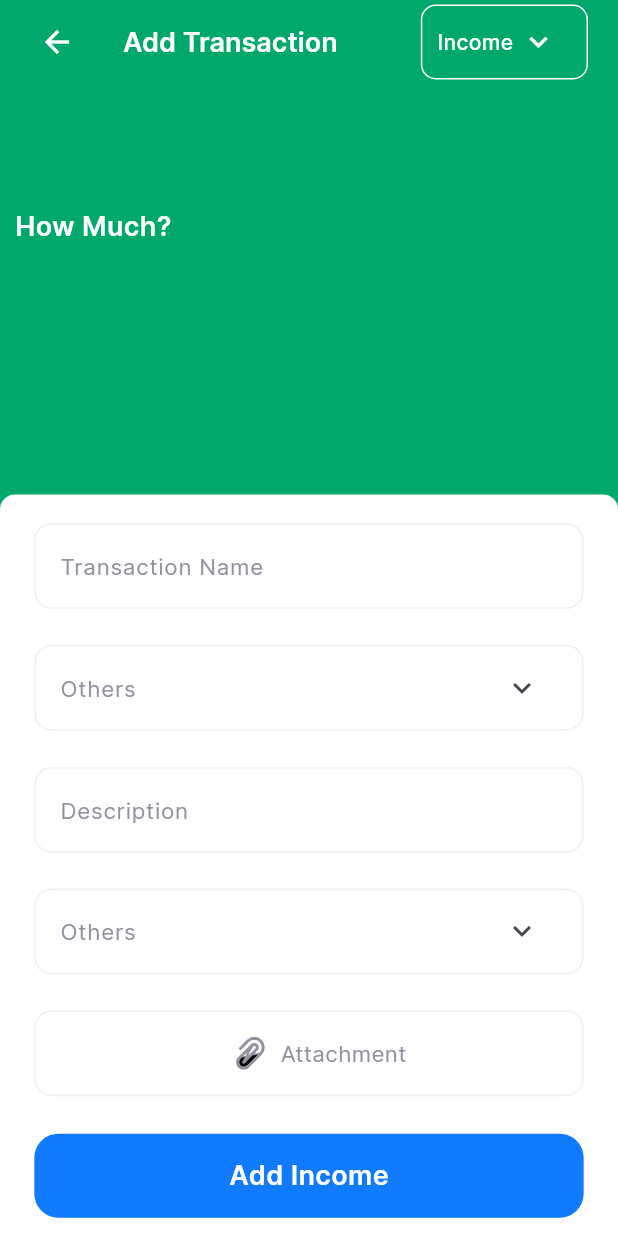
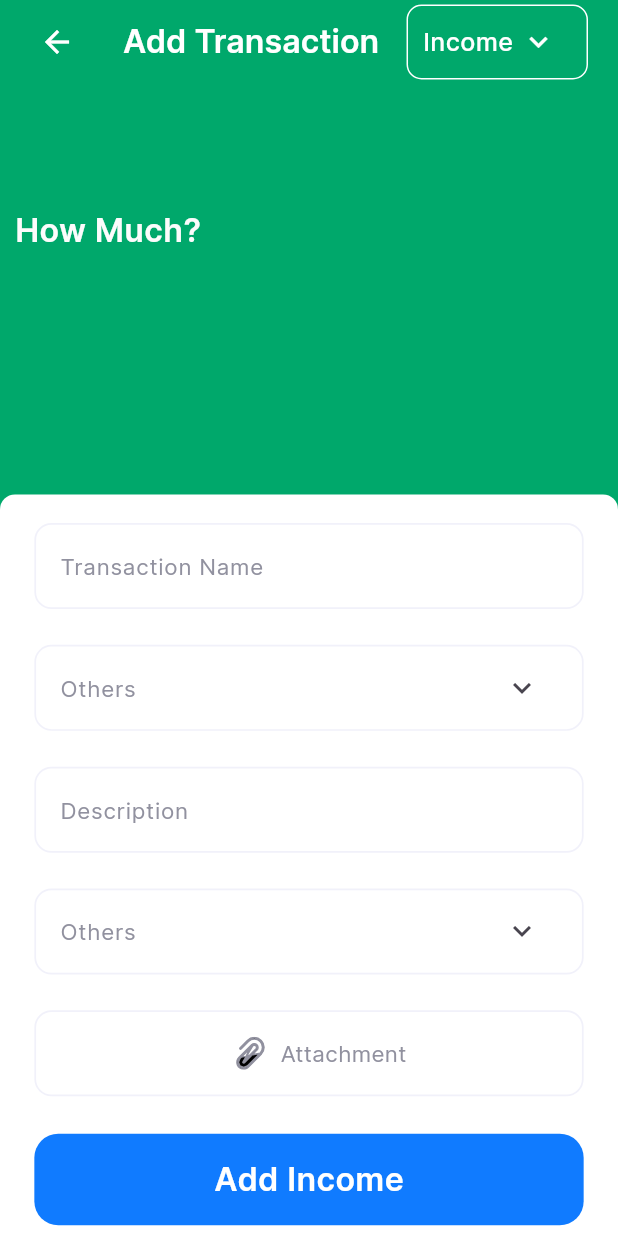
Before and after one commit to awaisajmal22/expensetrancker-master, a Flutter app: the NavBarScreen screen opened by its route, item 2 of the bottom bar chosen, after a tap on the "add" icon, on a phone screen of 412 x 824 dp. Run offline on Flutter 3.47's test engine with Material 3 defaults, Android fonts, the phone set to English and light mode, and no system bars; our stand-ins replace dropdown_button2, flutter_screenutil, flutter_svg, font_awesome_flutter, get, get_storage and 3 more; accounts and stored records are empty; generated files the repository leaves out were written again; network calls fail; project files that could hold a hidden picture were left out.

Commit message:
'changes'

```diff
--- a/lib/constants/mystyle.dart
+++ b/lib/constants/mystyle.dart
@@ -1,12 +1,13 @@
 import 'package:flutter/material.dart';
+import 'package:flutter_screenutil/flutter_screenutil.dart';
 
 myStyle({
   double fontSize = 14,
   FontWeight fontWeight = FontWeight.normal,
   Color textColor = Colors.white,
-}){
+}) {
   return TextStyle(
-    fontSize: fontSize,
+    fontSize: fontSize.h,
     fontWeight: fontWeight,
     fontFamily: 'Inter',
     color: textColor,
--- a/lib/controllers/nav_bar_controller.dart
+++ b/lib/controllers/nav_bar_controller.dart
@@ -74,13 +74,14 @@ class NavBarController extends GetxController {
   getTimeString(BuildContext context) {
     if (hours >= 1 && hours <= 12) {
       greeting.value = context.local.morningTitle;
-    } else if (hours >= 12 && hours <= 16) {
+    } else if (hours >= 12 && hours <= 18) {
       greeting.value = context.local.afternoonTitle;
-    } else if (hours >= 16 && hours <= 21) {
+    } else if (hours >= 18 && hours <= 24) {
       greeting.value = context.local.eveningTitle;
-    } else if (hours >= 21 && hours <= 24) {
-      greeting.value = context.local.nightTitle;
     }
+    // else if (hours >= 21 && hours <= 24) {
+    //   greeting.value = context.local.nightTitle;
+    // }
   }
 
   updateSelectedCurrency(Currency currency, int index) async {
--- a/lib/main.dart
+++ b/lib/main.dart
@@ -38,7 +38,6 @@ class MyApp extends StatelessWidget {
     return MultiProvider(
       providers: [
         ChangeNotifierProvider(create: (context) => AdsCallBack()),
-
       ],
       child: ScreenUtilInit(
         designSize: const Size(360, 690),
@@ -51,7 +50,7 @@ class MyApp extends StatelessWidget {
             supportedLocales: AppLocalizations.supportedLocales,
             debugShowCheckedModeBanner: false,
             defaultTransition: Transition.rightToLeftWithFade,
-            transitionDuration: Duration(milliseconds: 1000),
+            transitionDuration: Duration(milliseconds: 300),
             title: 'Flutter Expense Tracker App',
             theme: Themes.lightTheme,
             themeMode: _themeController.theme,
--- a/lib/views/screens/chart_screen.dart
+++ b/lib/views/screens/chart_screen.dart
@@ -47,9 +47,9 @@ class ChartScreen extends StatelessWidget {
               isExpense: _chartController.isExpense.value,
               myTransactions: _homeController.myTransactions,
             ),
-            SizedBox(
-              height: MediaQuery.of(context).size.height * .04.h,
-            ),
+            // SizedBox(
+            //   height: MediaQuery.of(context).size.height * .01,
+            // ),
             _homeController.myTransactions.isEmpty
                 ? Container()
                 : Padding(
@@ -96,7 +96,7 @@ class ChartScreen extends StatelessWidget {
                     ),
                   ),
             SizedBox(
-              height: MediaQuery.of(context).size.height * 0.51,
+              height: MediaQuery.of(context).size.height * 0.4,
               // color: Colors.red,
               child: Column(
                 children: [
@@ -109,7 +109,7 @@ class ChartScreen extends StatelessWidget {
                             onTap: () => Get.to(() => AllTransactionsScreen()),
                             child: Text(
                               context.local.showAllTransaction,
-                              style: myStyle(),
+                              style: myStyle(textColor: _themeController.color),
                             ),
                           ),
                         )
--- a/lib/views/widgets/chart.dart
+++ b/lib/views/widgets/chart.dart
@@ -26,7 +26,10 @@ class Chart extends StatelessWidget {
 
       double totalSum = 0;
       for (var tm in myTransactions) {
-        // print(tm.type);
+      //   List<String> dateParts = tm.date!.split('/');
+      // int month = int.parse(dateParts[0]);
+      // int day = int.parse(dateParts[1]);
+      // int year = int.parse(dateParts[2]);
         if (tm.date == DateFormat.yMd().format(weekDay)) {
           if (tm.type == 'Expense' || tm.type == "اخراجات") {
             totalSum += double.parse(tm.amount!);
@@ -84,13 +87,12 @@ class Chart extends StatelessWidget {
   }
 
   List<Bar> _displayChart() {
-    print(isExpense);
+
     if (isExpense == true) {
       if (myTransactions.any((element) =>
           element.type == 'Expense' || element.type == "اخراجات")) {
         return groupedExpenseTx.map((data) {
-          print("Total Expanse ${data['amount']}");
-          print("percetange ${data['amount'] / totalExpense}");
+
           return Bar(
               isExpense: isExpense,
               label: data['day'],
@@ -106,7 +108,7 @@ class Chart extends StatelessWidget {
     } else {
       if (myTransactions.any(
           (element) => element.type == 'Income' || element.type == "آمدنی")) {
-  return      groupedIncomeTx.map((data) {
+        return groupedIncomeTx.map((data) {
           print("Total Income ${data['amount']}");
           print("totalPers ${data['amount'] / totalIncome}");
           return Bar(
@@ -115,8 +117,7 @@ class Chart extends StatelessWidget {
               totalAmount: data['amount'],
               percentage: data['amount'] / totalIncome);
         }).toList();
-      }
-      else {
+      } else {
         return weekDays
             .map((day) => Bar(
                 isExpense: isExpense,
@@ -126,249 +127,69 @@ class Chart extends StatelessWidget {
             .toList();
       }
     }
-    // return weekDays
-    //     .map((day) => Bar(
-    //         isExpense: isExpense, label: day, totalAmount: 0, percentage: 0))
-    //     .toList();
+
   }
 }
-// import 'package:fl_chart/fl_chart.dart';
-// import 'package:flutter/material.dart';
-// import 'package:flutter_expense_tracker_app/constants/colors.dart';
 
-// import 'package:fl_chart/fl_chart.dart';
-// import 'package:flutter/material.dart';
-// import 'package:flutter_expense_tracker_app/constants/mystyle.dart';
+// class Chart extends StatelessWidget {
+//   final List<TransactionModel> myTransactions;
+//   final _languageTransalation = Get.put(LanguageController());
+//   final bool isExpense;
+//   double _totalSpending = 0.0;
 
-// class Chart extends StatefulWidget {
-//   const Chart({super.key});
+//   Chart({required this.myTransactions, required this.isExpense});
 
-//   @override
-//   State<Chart> createState() => _ChartState();
-// }
+//   List<Map<String, Object>> get groupedTransactionValues {
+//     final today = DateTime.now();
+//     List<double> weekSums = List<double>.filled(7, 0);
 
-// class _ChartState extends State<Chart> {
-//   List<Color> gradientColors = [primaryColor, Colors.white];
+//     for (TransactionModel txn in myTransactions) {
+//       List<String> dateParts = txn.date!.split('/');
+//       int month = int.parse(dateParts[0]);
+//       int day = int.parse(dateParts[1]);
+//       int year = int.parse(dateParts[2]);
+//       weekSums[DateTime(year, month, day).weekday - 1] +=
+//           double.parse(txn.amount!);
+//       _totalSpending += double.parse(txn.amount!);
+//     }
 
-//   bool showAvg = false;
+//     return List.generate(7, (index) {
+//       final dayOfPastWeek = today.subtract(
+//         Duration(days: index),
+//       );
+
+//       return {
+//         'day': DateFormat.E(_languageTransalation.selectedLanguageCode)
+//             .format(dayOfPastWeek)[0],
+//         'amount': weekSums[dayOfPastWeek.weekday - 1],
+//       };
+//     }).reversed.toList();
+//   }
 
 //   @override
 //   Widget build(BuildContext context) {
-//     return Stack(
-//       children: <Widget>[
-//         AspectRatio(
-//           aspectRatio: 1.70,
-//           child: Padding(
-//             padding:
-//                 const EdgeInsets.only(top: 24, bottom: 12, left: 10, right: 10),
-//             child: LineChart(
-//               mainData(),
-//             ),
-//           ),
-//         ),
-//         // SizedBox(
-//         //   width: 60,
-//         //   height: 34,
-//         //   child: TextButton(
-//         //     onPressed: () {
-//         //       setState(() {
-//         //         showAvg = !showAvg;
-//         //       });
-//         //     },
-//         //     child: Text(
-//         //       'avg',
-//         //       style: TextStyle(
-//         //         fontSize: 12,
-//         //         color: showAvg ? Colors.black.withOpacity(0.5) : Colors.black,
-//         //       ),
-//         //     ),
-//         //   ),
-//         // ),
-//       ],
-//     );
-//   }
-
-//   Widget bottomTitleWidgets(double value, TitleMeta meta) {
-//     final style = myStyle(
-//         fontWeight: FontWeight.w400,
-//         fontSize: 14,
-//         textColor: Color(0xff666666));
-//     Widget text;
-//     switch (value.toInt()) {
-//       case 0:
-//         text = Text('Jan', style: style);
-//         break;
-//       case 1:
-//         text = Text('Feb', style: style);
-//         break;
-//       case 2:
-//         text = Text('Mar', style: style);
-//         break;
-//       case 3:
-//         text = Text('Apr', style: style);
-//         break;
-//       case 4:
-//         text = Text('May', style: style);
-//         break;
-//       case 5:
-//         text = Text('Jun', style: style);
-//         break;
-//       case 6:
-//         text = Text('Jul', style: style);
-//         break;
-//       case 7:
-//         text = Text('Aug', style: style);
-//         break;
-//       case 8:
-//         text = Text('Sep', style: style);
-//         break;
-//       case 9:
-//         text = Text('Oct', style: style);
-//         break;
-//       case 10:
-//         text = Text('Nov', style: style);
-//         break;
-//       case 11:
-//         text = Text('Dec', style: style);
-//         break;
-//       default:
-//         text = Text('', style: style);
-//         break;
-//     }
-
-//     return SideTitleWidget(
-//       axisSide: meta.axisSide,
-//       child: text,
-//     );
-//   }
-
-//   // Widget leftTitleWidgets(double value, TitleMeta meta) {
-//   //   const style = TextStyle(
-//   //     fontWeight: FontWeight.bold,
-//   //     fontSize: 15,
-//   //   );
-//   //   String text;
-//   //   switch (value.toInt()) {
-//   //     case 1:
-//   //       text = '10K';
-//   //       break;
-//   //     case 3:
-//   //       text = '30k';
-//   //       break;
-//   //     case 5:
-//   //       text = '50k';
-//   //       break;
-//   //     default:
-//   //       return Container();
-//   //   }
-
-//   //   return Text(text, style: style, textAlign: TextAlign.left);
-//   // }
-
-//   LineChartData mainData() {
-//     return LineChartData(
-//       lineTouchData: LineTouchData(
-//         enabled: true,
-//         touchTooltipData: LineTouchTooltipData(
-//           tooltipBorder:
-//               BorderSide(color: primaryColor.withOpacity(0.6), width: 1),
-//           tooltipBgColor: Color(0xffF0F7FF),
-//           tooltipRoundedRadius: 8,
-//           getTooltipItems: (List<LineBarSpot> lineBarsSpot) {
-//             return lineBarsSpot.map((lineBarSpot) {
-//               return LineTooltipItem(
-//                 lineBarSpot.y.toString(),
-//                 const TextStyle(
-//                   color: primaryColor,
-//                   fontWeight: FontWeight.bold,
-//                 ),
-//               );
-//             }).toList();
-//           },
+//     return Card(
+//       elevation: 6,
+//       margin: EdgeInsets.symmetric(horizontal: 15.0, vertical: 15.0),
+//       child: Padding(
+//         padding: EdgeInsets.all(10),
+//         child: Row(
+//           mainAxisAlignment: MainAxisAlignment.spaceEvenly,
+//           children: groupedTransactionValues.map((value) {
+//             return Flexible(
+//               fit: FlexFit.tight,
+//               child: Bar(
+//                 isExpense: isExpense,
+//                 label: value['day'].toString(),
+//                 totalAmount: double.parse(value['amount'].toString()),
+//                 percentage: _totalSpending == 0.0
+//                     ? 0.0
+//                     : (value['amount'] as double) / _totalSpending,
+//               ),
+//             );
+//           }).toList(),
 //         ),
 //       ),
-//       gridData: FlGridData(
-//         show: false,
-//         drawVerticalLine: true,
-//         horizontalInterval: 1,
-//         verticalInterval: 1,
-//         getDrawingHorizontalLine: (value) {
-//           return const FlLine(
-//             color: primaryColor,
-//             strokeWidth: 1,
-//           );
-//         },
-//         getDrawingVerticalLine: (value) {
-//           return const FlLine(
-//             color: primaryColor,
-//             strokeWidth: 1,
-//           );
-//         },
-//       ),
-//       titlesData: FlTitlesData(
-//         show: true,
-//         rightTitles: const AxisTitles(
-//           sideTitles: SideTitles(showTitles: false),
-//         ),
-//         topTitles: const AxisTitles(
-//           sideTitles: SideTitles(showTitles: false),
-//         ),
-//         bottomTitles: AxisTitles(
-//           sideTitles: SideTitles(
-//             showTitles: true,
-//             reservedSize: 30,
-//             interval: 1,
-//             getTitlesWidget: bottomTitleWidgets,
-//           ),
-//         ),
-//         leftTitles: AxisTitles(
-//           sideTitles: SideTitles(
-//             showTitles: false,
-//             interval: 1,
-//             // getTitlesWidget: leftTitleWidgets,
-//             reservedSize: 42,
-//           ),
-//         ),
-//       ),
-//       borderData: FlBorderData(
-//         show: false,
-//         border: Border.all(color: primaryColor),
-//       ),
-//       minX: 0,
-//       maxX: 11,
-//       minY: 0,
-//       maxY: 6,
-//       lineBarsData: [
-//         LineChartBarData(
-//           spots: const [
-//             FlSpot(0, 3),
-//             FlSpot(2.6, 2),
-//             FlSpot(4.9, 5),
-//             FlSpot(6.8, 3.1),
-//             FlSpot(8, 4),
-//             FlSpot(9.5, 3),
-//             FlSpot(11, 4),
-//           ],
-//           isCurved: true,
-//           gradient: LinearGradient(
-//               colors: gradientColors,
-//               begin: Alignment.topCenter,
-//               end: Alignment.bottomCenter),
-//           barWidth: 5,
-//           isStrokeCapRound: true,
-//           dotData: const FlDotData(
-//             show: false,
-//           ),
-//           belowBarData: BarAreaData(
-//             show: true,
-//             gradient: LinearGradient(
-//               colors: gradientColors
-//                   .map((color) => color.withOpacity(0.3))
-//                   .toList(),
-//             ),
-//           ),
-//         ),
-//       ],
 //     );
 //   }
 // }
--- a/lib/views/widgets/chart_bar.dart
+++ b/lib/views/widgets/chart_bar.dart
@@ -47,7 +47,7 @@ class Bar extends StatelessWidget {
                           : Colors.grey.shade100,
                     )),
                     FractionallySizedBox(
-                      heightFactor: percentage,
+                      heightFactor: percentage.isNaN  ? 0 : percentage,
                       child: Container(
                         decoration: BoxDecoration(
                           borderRadius: BorderRadius.circular(20.r),
--- a/pubspec.yaml
+++ b/pubspec.yaml
@@ -15,7 +15,7 @@ publish_to: 'none' # Remove this line if you wish to publish to pub.dev
 # In iOS, build-name is used as CFBundleShortVersionString while build-number used as CFBundleVersion.
 # Read more about iOS versioning at
 # https://developer.apple.com/library/archive/documentation/General/Reference/InfoPlistKeyReference/Articles/CoreFoundationKeys.html
-version: 1.0.10+11
+version: 1.0.11+12
 
 environment:
   sdk: ">=2.17.0 <3.0.0"
```
Also changed, not shown: lib/extension/currency_extension.dart (added, +16 -0 lines), lib/views/screens/home_screen.dart (+9 -2 lines).
